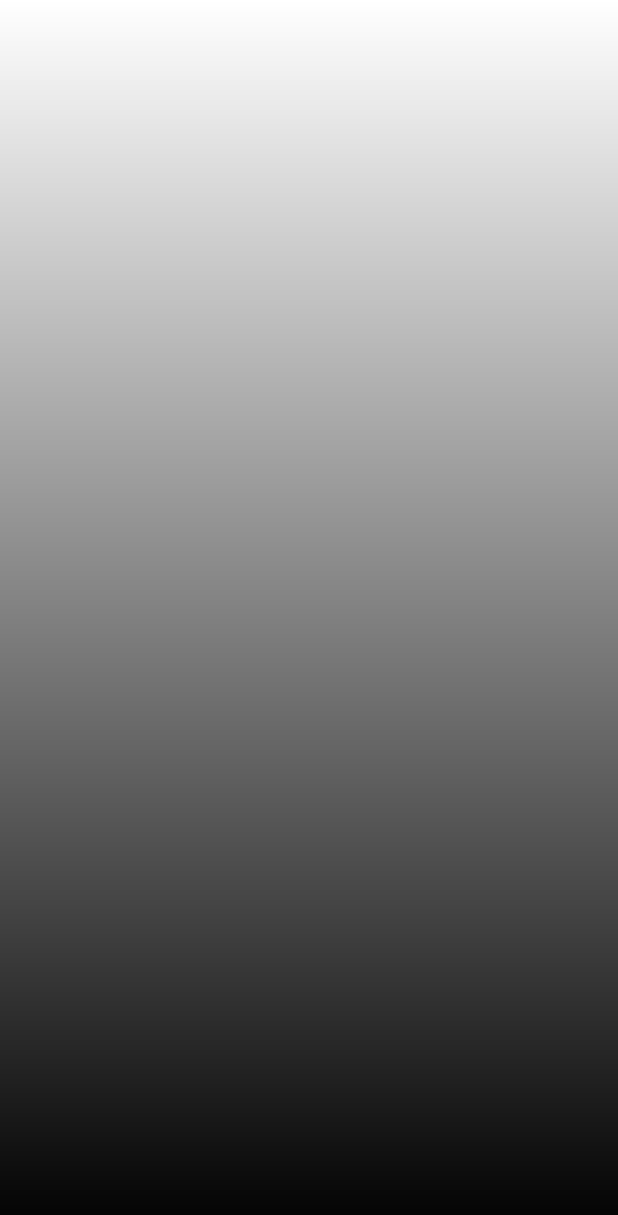
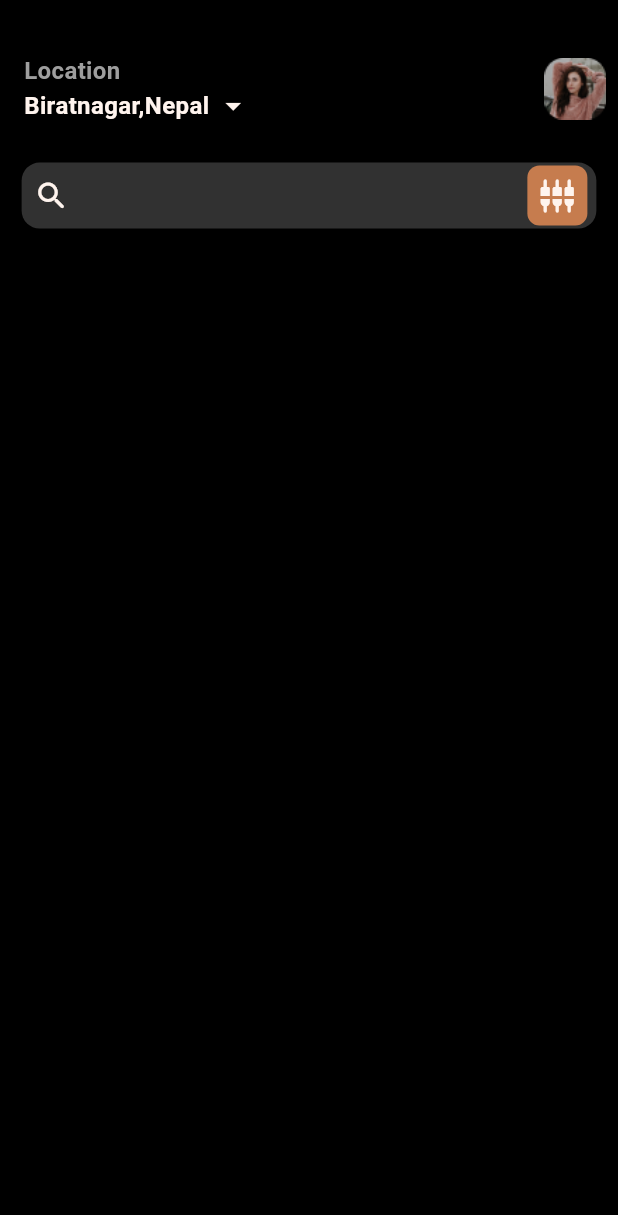
Before and after one commit to notfoundme/Coffee-Store, a Flutter app: the HomeScreen screen opened directly, on a phone screen of 412 x 824 dp. Shown: the top 1215 px of the screen. Run offline on Flutter 3.47's test engine with Material 3 defaults, Android fonts, the phone set to English and light mode, and no system bars; our stand-ins replace font_awesome_flutter, google_fonts.

Commit message:
customAppBar and static searchBar

```diff
--- a/lib/constants/app_colors.dart
+++ b/lib/constants/app_colors.dart
@@ -4,6 +4,7 @@ const Color btnColor = Color(0xffc67c4e);
 const Color bgColor = Color(0xff1d1d1d);
 const Color searchBarColor = Color(0xff313131);
 const Color unSelectedBtnColor = Color(0xfffff4ee);
+const Color textColor = Color(0xfffff4ee);
 // A9A9A9
 
   LinearGradient myLinearGradient = LinearGradient(
--- a/lib/main.dart
+++ b/lib/main.dart
@@ -1,7 +1,8 @@
+import 'package:coffee_ecommerce/screens/home_screen.dart';
 import 'package:coffee_ecommerce/screens/order_screen.dart';
 import 'package:coffee_ecommerce/screens/temp.dart';
 // import 'package:coffee_ecommerce/screens/home_screen.dart';
-// import 'package:coffee_ecommerce/screens/onboarding_screen.dart';
+import 'package:coffee_ecommerce/screens/onboarding_screen.dart';
 import 'package:flutter/material.dart';
 
 void main() {
@@ -14,7 +15,7 @@ class MainApp extends StatelessWidget {
   @override
   Widget build(BuildContext context) {
     return const MaterialApp(
-      home: OrderScreen(),
+      home: HomeScreen(),
     );
   }
 }
--- a/lib/screens/home_screen.dart
+++ b/lib/screens/home_screen.dart
@@ -1,4 +1,5 @@
 import 'package:coffee_ecommerce/constants/app_colors.dart';
+import 'package:coffee_ecommerce/extensions/responsive_context.dart';
 import 'package:flutter/material.dart';
 
 class HomeScreen extends StatelessWidget {
@@ -8,14 +9,126 @@ class HomeScreen extends StatelessWidget {
   Widget build(BuildContext context) {
     return SafeArea(
       child: Container(
-        decoration: BoxDecoration(gradient: myLinearGradient),
+        decoration: BoxDecoration(color: Colors.black),
         child: Scaffold(
           backgroundColor: Colors.transparent,
-          body: SizedBox(
-
+          body: Column(
+            children: [
+              const SizedBox(
+                height: 10,
+              ),
+              customHomeAppBar(context),
+              searchBar(context)
+            ],
           ),
         ),
       ),
     );
   }
+
+  Container searchBar(BuildContext context) {
+    return Container(
+      width: context.width * 0.93,
+      decoration: BoxDecoration(
+          color: searchBarColor, borderRadius: BorderRadius.circular(12)),
+      child: Row(
+        mainAxisAlignment: MainAxisAlignment.spaceBetween,
+        children: [
+          Padding(
+            padding: const EdgeInsets.all(8.0),
+            child: Icon(
+              Icons.search_rounded,
+              color: textColor,
+            ),
+          ),
+          // TextField(
+          //   decoration: InputDecoration(
+          //       labelText: "Search Coffee",
+          //       hintStyle: TextStyle(color: Colors.grey)),
+          // ),
+          Row(
+            children: [
+              Padding(
+                padding: const EdgeInsets.all(2.0),
+                child: Container(
+                  // padding: EdgeInsets.symmetric(horizontal: 4),
+                  // height: context.width * 0.1,
+                  decoration: BoxDecoration(
+                      color: btnColor, borderRadius: BorderRadius.circular(8)),
+                  child: Padding(
+                    padding: const EdgeInsets.all(8.0),
+                    child: Icon(
+                      Icons.settings_input_component_rounded,
+                      color: textColor,
+                    ),
+                  ),
+                ),
+              ),
+              SizedBox(
+                width: 4,
+              ),
+            ],
+          ),
+        ],
+      ),
+    );
+  }
+
+  Widget customHomeAppBar(BuildContext context) {
+    return Padding(
+      padding: const EdgeInsets.all(8.0),
+      child: Row(
+        mainAxisAlignment: MainAxisAlignment.spaceBetween,
+        children: [
+          Padding(
+            padding: const EdgeInsets.all(8.0),
+            child: Column(
+              crossAxisAlignment: CrossAxisAlignment.start,
+              children: [
+                const Text(
+                  "Location",
+                  style: TextStyle(
+                      color: Colors.grey,
+                      fontSize: 16,
+                      fontWeight: FontWeight.bold),
+                  textAlign: TextAlign.center,
+                ),
+                Container(
+                  child: const Row(
+                    children: [
+                      Text(
+                        "Biratnagar,Nepal",
+                        style: TextStyle(
+                            color: textColor,
+                            fontSize: 16,
+                            fontWeight: FontWeight.bold),
+                        textAlign: TextAlign.center,
+                      ),
+                      Padding(
+                        padding: EdgeInsets.symmetric(horizontal: 4.0),
+                        child: Icon(
+                          Icons.arrow_drop_down,
+                          color: textColor,
+                        ),
+                      )
+                    ],
+                  ),
+                ),
+              ],
+            ),
+          ),
+          Container(
+            decoration: BoxDecoration(
+              borderRadius: BorderRadius.circular(8),
+            ),
+            child: Image.asset(
+              "assets/profile.png",
+              height: context.height * 0.1,
+              width: context.width * 0.1,
+            ),
+          ),
+        ],
+      ),
+    );
+  }
 }
```
Also changed, not shown: assets/profile.png (added).
